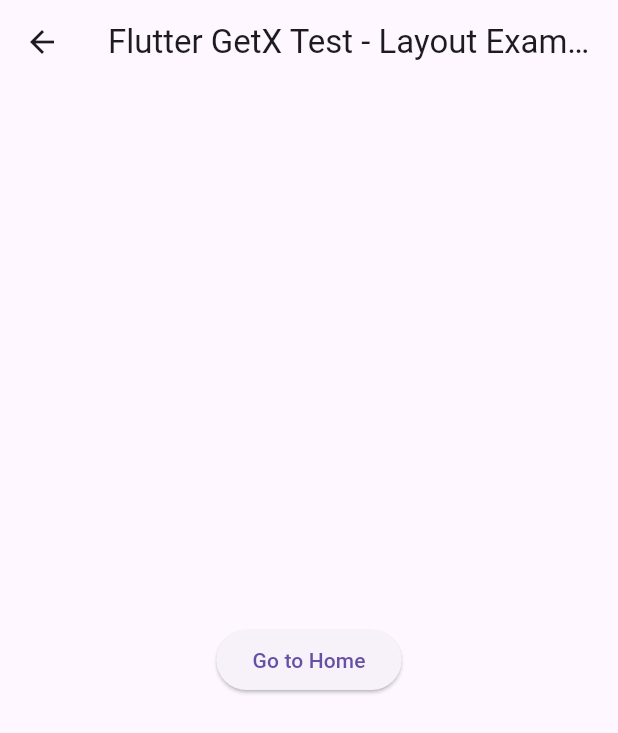
After one commit to alienriquebm/flutter-with-getx, a Flutter app: the LayoutExampleView screen opened by its route, on a phone screen of 412 x 824 dp. The commit adds this screen. Shown: the top 733 px of the screen. Run offline on Flutter 3.47's test engine with Material 3 defaults, Android fonts, the phone set to English and light mode, and no system bars; our stand-ins replace get.

Commit message:
feat(LayoutExample): create view

```diff
--- a/lib/core/routes/app_routes.dart
+++ b/lib/core/routes/app_routes.dart
@@ -1,10 +1,12 @@
 import 'package:flutter_getx/features/counter_example/views/counter_example_view.dart';
+import 'package:flutter_getx/features/layout_example/views/layout_example_view.dart';
 import 'package:get/get.dart';
 import 'package:flutter_getx/features/home/views/home_view.dart';
 
 class AppRoutes {
   static const initial = '/home';
   static const counterExample = '/counter-example';
+  static const layoutExample = '/layout-example';
 
   static final routes = [
     GetPage(
@@ -15,5 +17,9 @@ class AppRoutes {
       name: counterExample,
       page: () => const CounterExampleView(),
     ),
+    GetPage(
+      name: layoutExample,
+      page: () => const LayoutExampleView(),
+    ),
   ];
 }
--- a/lib/features/home/views/home_view.dart
+++ b/lib/features/home/views/home_view.dart
@@ -8,7 +8,7 @@ class HomeView extends StatelessWidget {
   Widget build(BuildContext context) {
     List<Map<String, dynamic>> pages = [
       {'title': 'Counter example', 'route': '/counter-example'},
-      {'title': 'Layout 1 example', 'route': '/layout-1-example'},
+      {'title': 'Layout example', 'route': '/layout-example'},
     ];
     return Scaffold(
       appBar: AppBar(
--- /dev/null
+++ b/lib/features/layout_example/views/layout_example_view.dart
@@ -0,0 +1,29 @@
+import 'package:flutter/material.dart';
+import 'package:get/get.dart';
+
+class LayoutExampleView extends StatelessWidget {
+  const LayoutExampleView({super.key});
+
+  @override
+  Widget build(BuildContext context) {
+    return Scaffold(
+      appBar: AppBar(
+        title: const Text('Flutter GetX Test - Layout Example'),
+      ),
+      body: Center(
+        child: Column(
+          mainAxisAlignment: MainAxisAlignment.center,
+          children: [
+            ElevatedButton(
+              key: const Key('goToHomeButton'),
+              onPressed: () {
+                Get.offAllNamed('/home');
+              },
+              child: const Text('Go to Home'),
+            ),
+          ],
+        ),
+      ),
+    );
+  }
+}
```
Also changed, not shown: 2 other files.
